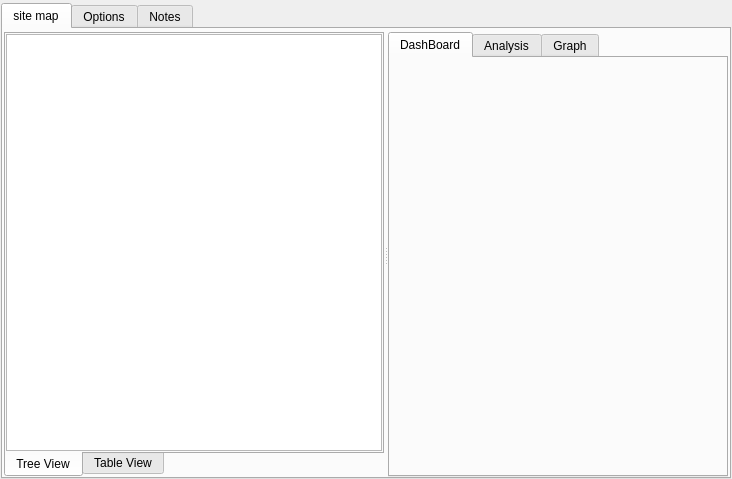
First picture: the form in gui/src/project/Project.ui, repository 3nock/OTE, before the edit.
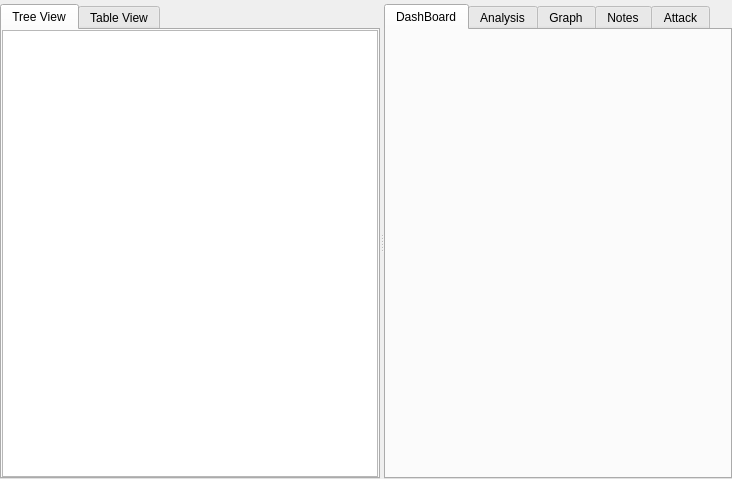
Second picture: the form after the edit.

Commit message: use a common base class

Diff of the .ui file:
```diff
--- a/gui/src/project/Project.ui
+++ b/gui/src/project/Project.ui
@@ -15,35 +15,13 @@
   </property>
   <layout class="QGridLayout" name="gridLayout">
    <property name="leftMargin">
-    <number>1</number>
-   </property>
-   <property name="topMargin">
-    <number>3</number>
-   </property>
-   <property name="rightMargin">
-    <number>1</number>
-   </property>
-   <property name="bottomMargin">
     <number>0</number>
    </property>
-   <item row="0" column="0">
-    <widget class="QTabWidget" name="tabWidget_project">
-     <property name="currentIndex">
-      <number>0</number>
-     </property>
-     <widget class="QWidget" name="tab_sitemap">
-      <attribute name="title">
-       <string>site map</string>
-      </attribute>
-      <layout class="QGridLayout" name="gridLayout_3">
-       <property name="leftMargin">
-        <number>1</number>
-       </property>
        <property name="topMargin">
-        <number>3</number>
+    <number>4</number>
        </property>
        <property name="rightMargin">
-        <number>1</number>
+    <number>0</number>
        </property>
        <property name="bottomMargin">
         <number>0</number>
@@ -67,7 +45,7 @@
            </size>
           </property>
           <property name="tabPosition">
-           <enum>QTabWidget::South</enum>
+       <enum>QTabWidget::North</enum>
           </property>
           <property name="currentIndex">
            <number>0</number>
@@ -167,20 +145,16 @@
             <string>Graph</string>
            </attribute>
           </widget>
-         </widget>
-        </widget>
-       </item>
-      </layout>
-     </widget>
-     <widget class="QWidget" name="tab_options">
-      <attribute name="title">
-       <string>Options</string>
-      </attribute>
-     </widget>
      <widget class="QWidget" name="tab_notes">
       <attribute name="title">
        <string>Notes</string>
       </attribute>
+      </widget>
+      <widget class="QWidget" name="tab_attack">
+       <attribute name="title">
+        <string>Attack</string>
+       </attribute>
+      </widget>
      </widget>
     </widget>
    </item>
```
Left out of the diff: 2 changed lines with no effect on the pictures. Lines whose indentation alone changed are shown as unchanged. The commit also changes 22 other files.
